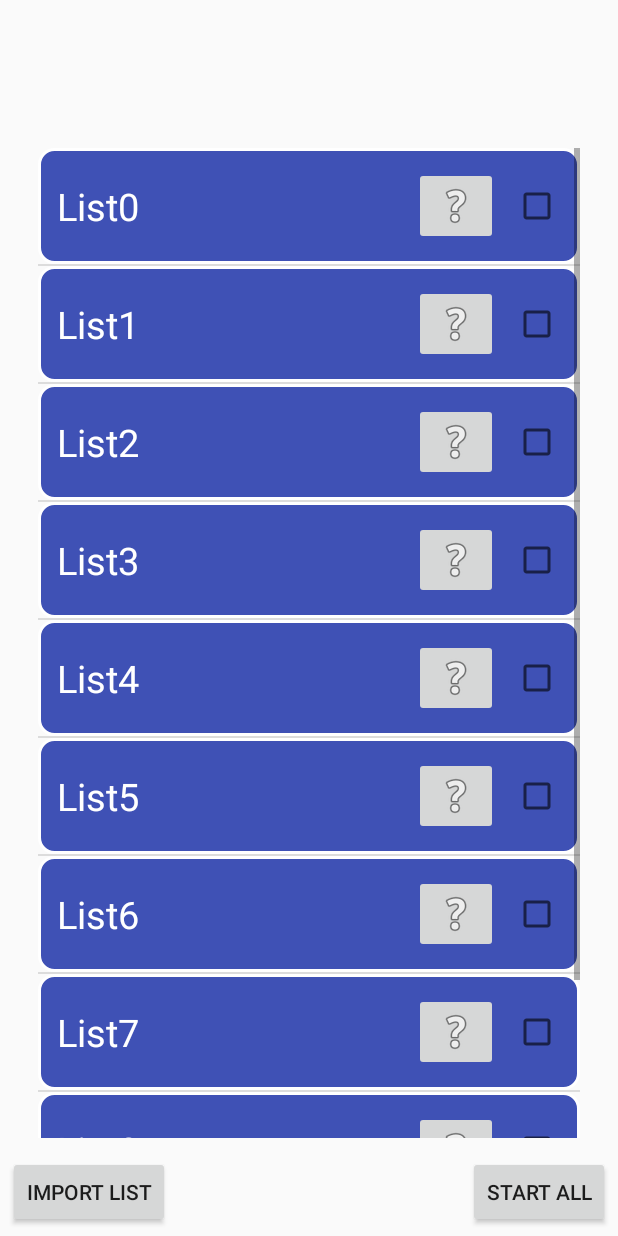
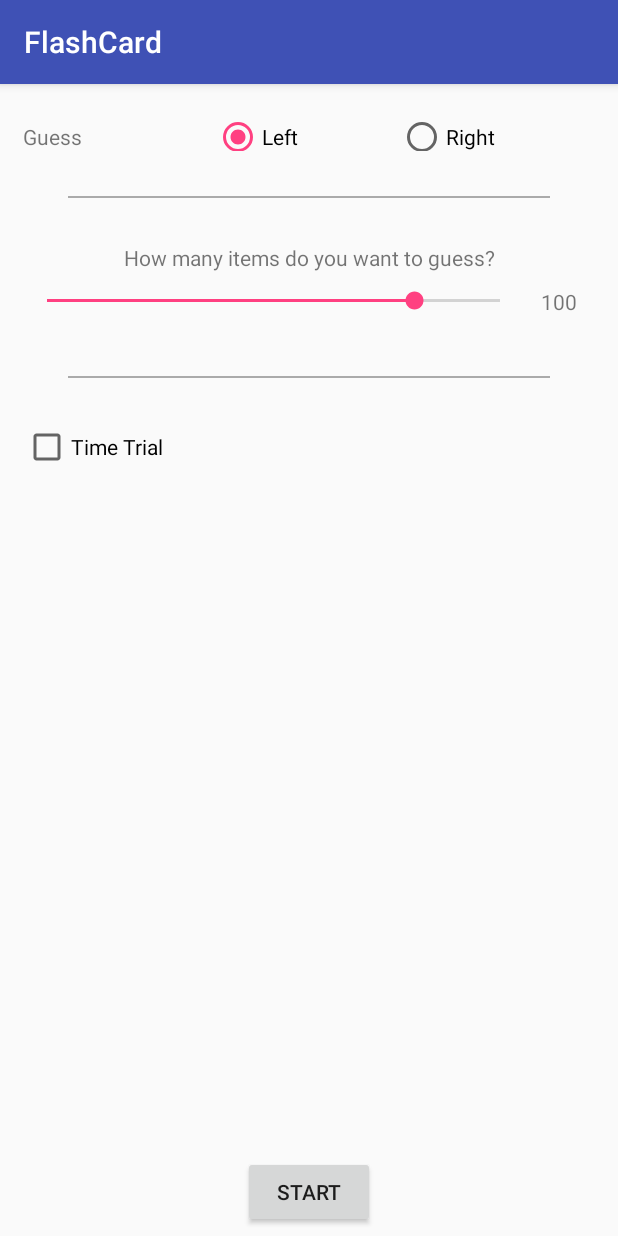
Before and after one commit to cubei/flashcards, an Android app: the ListActivity screen opened directly, with no data from a screen before it, after a tap on "List0", on a phone screen of 412 x 824 dp. Run offline under Robolectric (Android 15) with nearby library versions, the phone set to English and light mode, and no system bars; 1 statement that could not run was skipped.

Commit message:
More layout and activity stuff

```diff
--- a/app/src/main/java/com/quchen/flashcard/ListActivity.java
+++ b/app/src/main/java/com/quchen/flashcard/ListActivity.java
@@ -4,7 +4,6 @@ import android.content.Intent;
 import android.os.Bundle;
 import android.support.v7.app.AppCompatActivity;
 import android.view.View;
-import android.widget.AdapterView;
 import android.widget.Button;
 import android.widget.ListView;
 import android.widget.TextView;
@@ -15,25 +14,69 @@ import java.util.List;
 public class ListActivity extends AppCompatActivity {
 
     public static final String KEY_FOLDER = "folder";
-    public static final String KEY_FILE = "file";
+    public static final String KEY_FILE_LIST = "file";
 
     private String folderName;
+    private ListAdapter listAdapter;
+    private Button startButton;
 
-    private List<ListItem> getLists() {
-        List<ListItem> lists = new ArrayList<>();
+    private List<ListFileItem> getLists() {
+        List<ListFileItem> lists = new ArrayList<>();
 
-        lists.add(new ListItem("List0"));
-        lists.add(new ListItem("List1"));
-        lists.add(new ListItem("List2"));
-        lists.add(new ListItem("List3"));
-        lists.add(new ListItem("List4"));
-        lists.add(new ListItem("List5"));
-        lists.add(new ListItem("List6"));
-        lists.add(new ListItem("List7"));
-        lists.add(new ListItem("List8"));
-        lists.add(new ListItem("List9"));
+        lists.add(new ListFileItem(folderName,"List0"));
+        lists.add(new ListFileItem(folderName,"List1"));
+        lists.add(new ListFileItem(folderName,"List2"));
+        lists.add(new ListFileItem(folderName,"List3"));
+        lists.add(new ListFileItem(folderName,"List4"));
+        lists.add(new ListFileItem(folderName,"List5"));
+        lists.add(new ListFileItem(folderName,"List6"));
+        lists.add(new ListFileItem(folderName,"List7"));
+        lists.add(new ListFileItem(folderName,"List8"));
+        lists.add(new ListFileItem(folderName,"List9"));
 
         return lists;
+    }
+
+    public void startListFile(String file) {
+        String files[] = {file};
+        startListFiles(files);
+    }
+
+    public void startListFiles(String files[]) {
+        Intent intent = new Intent("com.quchen.flashcard.ListCfgActivity");
+        intent.putExtra(KEY_FILE_LIST, files);
+        startActivity(intent);
+    }
+
+    private View.OnClickListener startBtnOnClick = new View.OnClickListener() {
+        @Override
+        public void onClick(View view) {
+            List<String> fileList = new ArrayList<>();
+
+            List<ListFileItem> listItems = listAdapter.getListOfSelectedItems();
+
+            if(listItems.size() > 0) {
+                // Add checked lists
+                for(ListFileItem li: listItems) {
+                    fileList.add(li.getFilePath());
+                }
+            } else {
+                // Add all lists
+                for(int i = 0; i < listAdapter.getCount(); i++) {
+                    fileList.add(listAdapter.getItem(i).getFilePath());
+                }
+            }
+
+            startListFiles(fileList.toArray(new String[fileList.size()]));
+        }
+    };
+
+    public void changeStartBtnText(boolean isSelection) {
+        if(isSelection) {
+            startButton.setText(R.string.btn_startSelection);
+        } else {
+            startButton.setText(R.string.btn_startAll);
+        }
     }
 
     @Override
@@ -43,24 +86,18 @@ public class ListActivity extends AppCompatActivity {
 
         ListView listView = findViewById(R.id.listList);
 
-        ListAdapter listAdapter = new ListAdapter(this, listView);
+        folderName = getIntent().getExtras().getString(KEY_FOLDER);
+
+        listAdapter = new ListAdapter(this, listView);
         listAdapter.addAll(getLists());
 
         listView.setAdapter(listAdapter);
 
-        folderName = getIntent().getExtras().getString(KEY_FOLDER);
-
         TextView title = findViewById(R.id.listsTitle);
         title.setText(folderName);
 
-        Button startButton = findViewById(R.id.startBtn);
-        startButton.setOnClickListener(new View.OnClickListener() {
-            @Override
-            public void onClick(View view) {
-                Intent intent = new Intent("com.quchen.flashcard.ListCfgActivity");
-                startActivity(intent);
-            }
-        });
+        startButton = findViewById(R.id.startBtn);
+        startButton.setOnClickListener(startBtnOnClick);
 
 //        Button importButton = findViewById(R.id.importListBtn);
     }
--- a/app/src/main/java/com/quchen/flashcard/ListAdapter.java
+++ b/app/src/main/java/com/quchen/flashcard/ListAdapter.java
@@ -1,7 +1,6 @@
 package com.quchen.flashcard;
 
 import android.content.Context;
-import android.content.Intent;
 import android.support.annotation.NonNull;
 import android.util.Log;
 import android.view.LayoutInflater;
@@ -14,24 +13,27 @@ import android.widget.CheckBox;
 import android.widget.CompoundButton;
 import android.widget.ImageButton;
 import android.widget.ListView;
-import android.widget.RadioGroup;
 import android.widget.TextView;
+
+import java.util.ArrayList;
+import java.util.List;
 
 /**
  * Created by Lars on 05.02.2018.
  */
 
-public class ListAdapter extends ArrayAdapter<ListItem> {
+public class ListAdapter extends ArrayAdapter<ListFileItem> {
 
     private final ListActivity listActivity;
     private final ListView listView;
+    private Button startBtn;
+    private List<ListFileItem> listOfSelectedItems = new ArrayList<>();
 
     private AdapterView.OnItemClickListener itemClickListener = new AdapterView.OnItemClickListener() {
         @Override
         public void onItemClick(AdapterView<?> adapterView, View view, int position, long l) {
-            ListItem listItem = getItem(position);
-
-            Log.d("Flashcard", "Clicked item: " + position);
+            ListFileItem listItem = getItem(position);
+            listActivity.startListFile(listItem.getFilePath());
         }
     };
 
@@ -50,10 +52,21 @@ public class ListAdapter extends ArrayAdapter<ListItem> {
         public void onCheckedChanged(CompoundButton compoundButton, boolean checked) {
             final View parentRow = (View) compoundButton.getParent().getParent();
             final int position = listView.getPositionForView(parentRow);
+            ListFileItem listItem = getItem(position);
 
-            Log.d("Flashcard", "" + position + " is " + (checked ? "checked" : "not checked"));
+            if(checked) {
+                listOfSelectedItems.add(listItem);
+            } else {
+                listOfSelectedItems.remove(listItem);
+            }
+
+            listActivity.changeStartBtnText(listOfSelectedItems.size() > 0);
         }
     };
+
+    public List<ListFileItem> getListOfSelectedItems() {
+        return listOfSelectedItems;
+    }
 
 
     public ListAdapter(ListActivity listActivity, ListView listView) {
@@ -68,7 +81,7 @@ public class ListAdapter extends ArrayAdapter<ListItem> {
     @NonNull
     @Override
     public View getView(int position, View convertView, ViewGroup parent) {
-        ListItem item = this.getItem(position);
+        ListFileItem item = this.getItem(position);
 
         LayoutInflater inflater = (LayoutInflater) getContext().getSystemService(Context.LAYOUT_INFLATER_SERVICE);
         if(convertView == null) {
--- a/app/src/main/java/com/quchen/flashcard/ListCfgActivity.java
+++ b/app/src/main/java/com/quchen/flashcard/ListCfgActivity.java
@@ -2,12 +2,104 @@ package com.quchen.flashcard;
 
 import android.support.v7.app.AppCompatActivity;
 import android.os.Bundle;
+import android.view.View;
+import android.widget.CheckBox;
+import android.widget.CompoundButton;
+import android.widget.LinearLayout;
+import android.widget.RadioGroup;
+import android.widget.SeekBar;
+import android.widget.TextView;
 
 public class ListCfgActivity extends AppCompatActivity {
+
+    private MultiListItem multiListItem;
+
+    private RadioGroup sideRadioGroup;
+
+    private SeekBar itemNumberSeekBar;
+    private TextView itemNumberTextView;
+
+    private CheckBox timeTrialActiveCheckBox;
+    private CheckBox timeTrialResetCheckBox;
+    private LinearLayout timeTrialSeekBarLayout;
+    private SeekBar timeTrialTimeSeekBar;
+    private TextView timeTrialTimeTextView;
+
+    private void assignViews() {
+        sideRadioGroup = findViewById(R.id.sideRadioGroup);
+
+        itemNumberSeekBar = findViewById(R.id.numberOfListItemsSlider);
+        itemNumberTextView = findViewById(R.id.numberOfListItemsSliderLabel);
+
+        timeTrialActiveCheckBox = findViewById(R.id.timeTrialActive);
+        timeTrialSeekBarLayout = findViewById(R.id.layoutTimeSlider);
+        timeTrialResetCheckBox = findViewById(R.id.timeTrialReset);
+        timeTrialTimeSeekBar = findViewById(R.id.timeSlider);
+        timeTrialTimeTextView = findViewById(R.id.timeSliderLabel);
+    }
+
+    private void setUpViews() {
+        timeTrialActiveCheckBox.setOnCheckedChangeListener(new CompoundButton.OnCheckedChangeListener() {
+            @Override
+            public void onCheckedChanged(CompoundButton compoundButton, boolean isChecked) {
+                if(isChecked) {
+                    timeTrialResetCheckBox.setVisibility(View.VISIBLE);
+                    timeTrialSeekBarLayout.setVisibility(View.VISIBLE);
+                } else {
+                    timeTrialResetCheckBox.setVisibility(View.INVISIBLE);
+                    timeTrialSeekBarLayout.setVisibility(View.INVISIBLE);
+                }
+            }
+        });
+
+        itemNumberSeekBar.setMax(multiListItem.getNumberOfItems());
+        itemNumberSeekBar.setOnSeekBarChangeListener(new SeekBar.OnSeekBarChangeListener() {
+            @Override
+            public void onProgressChanged(SeekBar seekBar, int progress, boolean fromUser) {
+                itemNumberTextView.setText("" + progress);
+            }
+
+            @Override
+            public void onStartTrackingTouch(SeekBar seekBar) { }
+
+            @Override
+            public void onStopTrackingTouch(SeekBar seekBar) { }
+        });
+
+        timeTrialTimeSeekBar.setOnSeekBarChangeListener(new SeekBar.OnSeekBarChangeListener() {
+            @Override
+            public void onProgressChanged(SeekBar seekBar, int progress, boolean fromUser) {
+                timeTrialTimeTextView.setText("" + progress + " sec");
+            }
+
+            @Override
+            public void onStartTrackingTouch(SeekBar seekBar) { }
+
+            @Override
+            public void onStopTrackingTouch(SeekBar seekBar) { }
+        });
+    }
+
+    private void restoreViewCfg() {
+        // Defaults
+        timeTrialResetCheckBox.setVisibility(View.INVISIBLE);
+        timeTrialSeekBarLayout.setVisibility(View.INVISIBLE);
+
+        sideRadioGroup.check(R.id.radioButtonLeft);
+
+        // todo Restore previously saved config from last run
+    }
 
     @Override
     protected void onCreate(Bundle savedInstanceState) {
         super.onCreate(savedInstanceState);
         setContentView(R.layout.activity_list_cfg);
+
+        String files[] = this.getIntent().getStringArrayExtra(ListActivity.KEY_FILE_LIST);
+        multiListItem = new MultiListItem(files);
+
+        assignViews();
+        setUpViews();
+        restoreViewCfg();
     }
 }
--- /dev/null
+++ b/app/src/main/java/com/quchen/flashcard/ListFileItem.java
@@ -0,0 +1,23 @@
+package com.quchen.flashcard;
+
+/**
+ * Created by Lars on 06.02.2018.
+ */
+
+public class ListFileItem {
+    private String folderName;
+    private String fileName;
+
+    public ListFileItem(String folderName, String fileName) {
+        this.folderName = folderName;
+        this.fileName = fileName;
+    }
+
+    public String getlabel() {
+        return fileName;
+    }
+
+    public String getFilePath() {
+        return folderName + "/" + fileName;
+    }
+}
--- a/app/src/main/java/com/quchen/flashcard/ListItem.java
+++ b/app/src/main/java/com/quchen/flashcard/ListItem.java
@@ -1,17 +1,20 @@
 package com.quchen.flashcard;
 
+import java.util.List;
+
 /**
- * Created by Lars on 06.02.2018.
+ * Created by Lars on 09.02.2018.
  */
 
 public class ListItem {
-    private String fileName;
 
-    public ListItem(String fileName) {
-        this.fileName = fileName;
+    String filePath;
+
+    public ListItem(String filePath) {
+        this.filePath = filePath;
     }
 
-    public String getlabel() {
-        return fileName;
+    public int getNumberOfItems() {
+        return 123;
     }
 }
--- /dev/null
+++ b/app/src/main/java/com/quchen/flashcard/MultiListItem.java
@@ -0,0 +1,28 @@
+package com.quchen.flashcard;
+
+import java.util.ArrayList;
+import java.util.List;
+
+/**
+ * Created by Lars on 09.02.2018.
+ */
+
+public class MultiListItem {
+    private List<ListItem> listItems = new ArrayList<>();
+
+    public MultiListItem(String filesPaths[]) {
+        for(String filePath: filesPaths) {
+            listItems.add(new ListItem(filePath));
+        }
+    }
+
+    public int getNumberOfItems() {
+        int number = 0;
+
+        for(ListItem listItem: listItems) {
+            number += listItem.getNumberOfItems();
+        }
+
+        return number;
+    }
+}
--- a/app/src/main/res/layout/activity_list_cfg.xml
+++ b/app/src/main/res/layout/activity_list_cfg.xml
@@ -10,7 +10,8 @@
         android:layout_alignParentTop="true"
         android:layout_centerHorizontal="true"
         android:orientation="vertical"
-        android:padding="10dp">
+        android:padding="10dp"
+        android:layout_marginTop="10dp">
 
         <LinearLayout
             android:layout_width="match_parent"
@@ -26,6 +27,7 @@
                 android:layout_weight="2" />
 
             <RadioGroup
+                android:id="@+id/sideRadioGroup"
                 android:layout_width="match_parent"
                 android:layout_height="match_parent"
                 android:layout_weight="1"
@@ -71,8 +73,9 @@
                 android:layout_width="match_parent"
                 android:layout_height="wrap_content"
                 android:orientation="horizontal"
-                android:layout_margin="10dp"
-                android:weightSum="10">
+                android:layout_marginTop="10dp"
+                android:layout_marginBottom="10dp"
+                android:weightSum="8">
 
                 <SeekBar
                     android:id="@+id/numberOfListItemsSlider"
@@ -88,7 +91,7 @@
                     android:layout_height="wrap_content"
                     android:text="100"
                     android:textAlignment="center"
-                    android:layout_weight="9"/>
+                    android:layout_weight="7"/>
             </LinearLayout>
         </LinearLayout>
 
@@ -110,14 +113,14 @@
                 android:weightSum="2">
 
                 <CheckBox
-                    android:id="@+id/checkBox"
+                    android:id="@+id/timeTrialActive"
                     android:layout_width="match_parent"
                     android:layout_height="wrap_content"
                     android:layout_weight="1"
                     android:text="@string/listCfg_tv_TimeTrial" />
 
                 <CheckBox
-                    android:id="@+id/checkBox2"
+                    android:id="@+id/timeTrialReset"
                     android:layout_width="match_parent"
                     android:layout_height="wrap_content"
                     android:layout_weight="1"
@@ -129,8 +132,9 @@
                 android:layout_width="match_parent"
                 android:layout_height="wrap_content"
                 android:orientation="horizontal"
-                android:layout_margin="10dp"
-                android:weightSum="10">
+                android:layout_marginTop="10dp"
+                android:layout_marginBottom="10dp"
+                android:weightSum="8">
 
                 <SeekBar
                     style="@style/Widget.AppCompat.SeekBar.Discrete"
@@ -147,7 +151,7 @@
                     android:layout_height="wrap_content"
                     android:text="5"
                     android:textAlignment="center"
-                    android:layout_weight="9"/>
+                    android:layout_weight="7"/>
             </LinearLayout>
         </LinearLayout>
     </LinearLayout>
```
